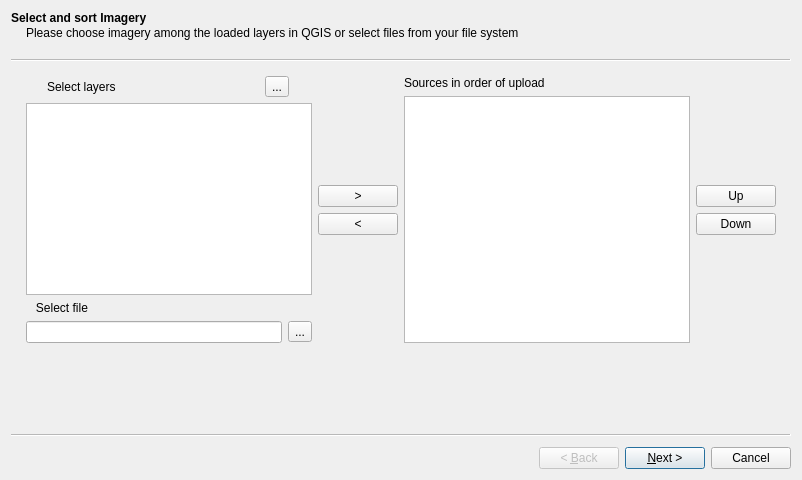
This is OpenAerialMap/gui/ui/img_uploader_wizard.ui in hotosm/oam-qgis-plugin as Qt 5 draws it before an edit. The edited form follows.
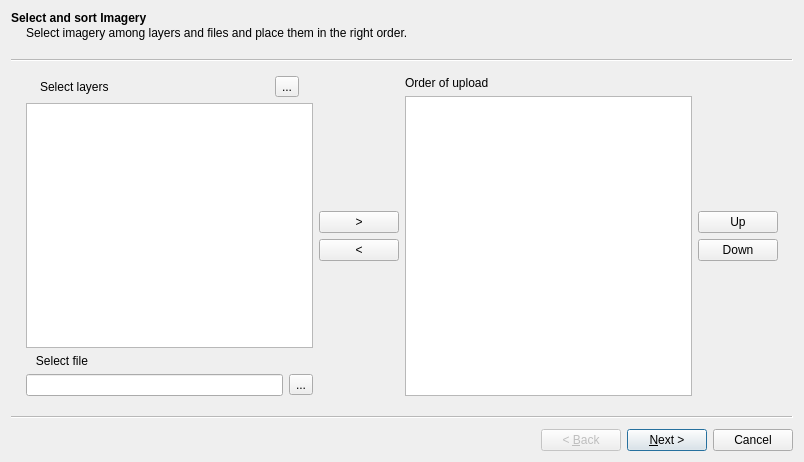
This is the edited form.

Commit message: Updated License checkbox and remove fixed space on the bottom of pages.

Diff of the .ui file:
```diff
--- a/OpenAerialMap/gui/ui/img_uploader_wizard.ui
+++ b/OpenAerialMap/gui/ui/img_uploader_wizard.ui
@@ -6,8 +6,8 @@
    <rect>
     <x>0</x>
     <y>0</y>
-    <width>802</width>
-    <height>480</height>
+    <width>804</width>
+    <height>462</height>
    </rect>
   </property>
   <property name="windowTitle">
@@ -18,7 +18,7 @@
     <string>Select and sort Imagery</string>
    </property>
    <property name="subTitle">
-    <string>Please choose imagery among the loaded layers in QGIS or select files from your file system</string>
+    <string>Select imagery among layers and files and place them in the right order.</string>
    </property>
    <layout class="QGridLayout" name="gridLayout_3">
     <item row="0" column="0">
@@ -27,6 +27,15 @@
        <layout class="QVBoxLayout" name="verticalLayout">
         <item>
          <layout class="QHBoxLayout" name="horizontalLayout">
+          <property name="spacing">
+           <number>30</number>
+          </property>
+          <property name="sizeConstraint">
+           <enum>QLayout::SetDefaultConstraint</enum>
+          </property>
+          <property name="leftMargin">
+           <number>0</number>
+          </property>
           <item>
            <widget class="QLabel" name="select_source_label">
             <property name="maximumSize">
@@ -157,7 +166,7 @@
         <item>
          <widget class="QLabel" name="reorganize_label">
           <property name="text">
-           <string>Sources in order of upload</string>
+           <string>Order of upload</string>
           </property>
          </widget>
         </item>
@@ -235,19 +244,6 @@
       </item>
      </layout>
     </item>
-    <item row="1" column="0">
-     <spacer name="verticalSpacer_8">
-      <property name="orientation">
-       <enum>Qt::Vertical</enum>
-      </property>
-      <property name="sizeHint" stdset="0">
-       <size>
-        <width>20</width>
-        <height>40</height>
-       </size>
-      </property>
-     </spacer>
-    </item>
    </layout>
   </widget>
   <widget class="QWizardPage" name="wizardPage2">
```
Left out of the diff: 52 changed lines with no effect on the pictures.
